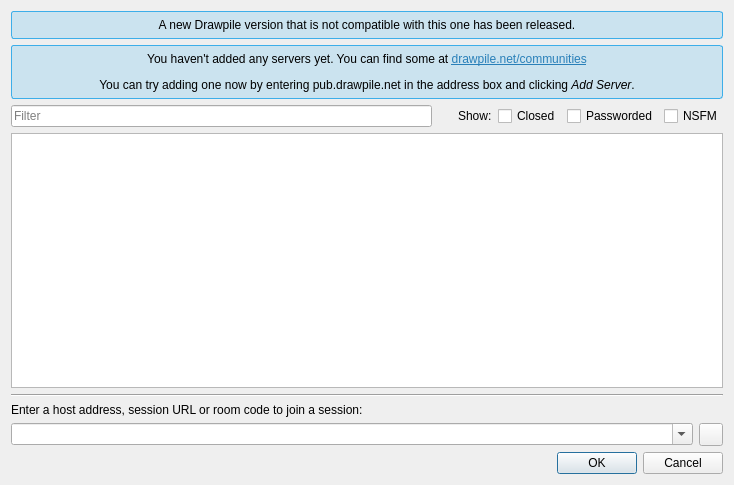
Above: src/desktop/ui/joindialog.ui from drawpile/Drawpile before the change. Below: the same form after it.
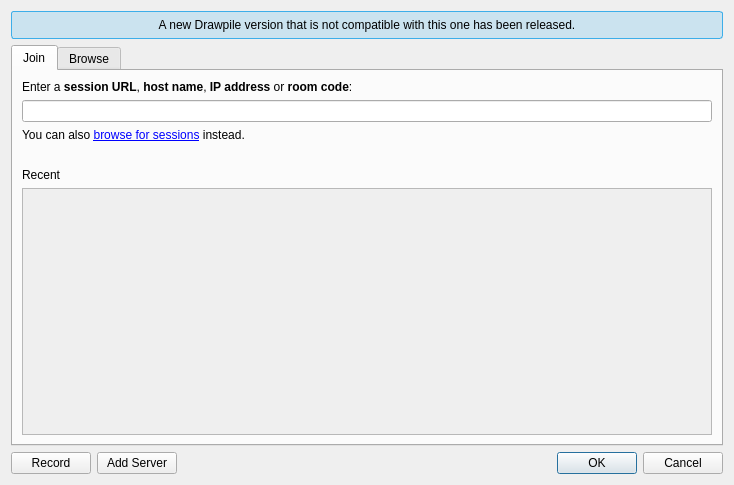
That is the form after the change. Icons and pictures are not drawn. Custom widgets are drawn as their Qt base class.

Commit message: Split up joining, browsing and server adding UI

What changed in the file:
```diff
--- a/src/desktop/ui/joindialog.ui
+++ b/src/desktop/ui/joindialog.ui
@@ -35,6 +35,87 @@
     </widget>
    </item>
    <item>
+    <widget class="QTabWidget" name="tabs">
+     <widget class="QWidget" name="joinTab">
+      <attribute name="title">
+       <string>Join</string>
+      </attribute>
+      <layout class="QVBoxLayout" name="verticalLayout_2">
+       <item>
+        <widget class="QLabel" name="urlLabel">
+         <property name="text">
+          <string>Enter a &lt;strong&gt;session URL&lt;/strong&gt;, &lt;strong&gt;host name&lt;/strong&gt;, &lt;strong&gt;IP address&lt;/strong&gt; or &lt;strong&gt;room code&lt;/strong&gt;:</string>
+         </property>
+         <property name="wordWrap">
+          <bool>true</bool>
+         </property>
+        </widget>
+       </item>
+       <item>
+        <widget class="QLineEdit" name="url"/>
+       </item>
+       <item>
+        <widget class="QLabel" name="browseLinkLabel">
+         <property name="text">
+          <string>&lt;html&gt;&lt;head/&gt;&lt;body&gt;&lt;p&gt;You can also &lt;a href=&quot;browse&quot;&gt;browse for sessions&lt;/a&gt; instead.&lt;/p&gt;&lt;/body&gt;&lt;/html&gt;</string>
+         </property>
+         <property name="textFormat">
+          <enum>Qt::RichText</enum>
+         </property>
+        </widget>
+       </item>
+       <item>
+        <spacer name="verticalSpacer">
+         <property name="orientation">
+          <enum>Qt::Vertical</enum>
+         </property>
+         <property name="sizeType">
+          <enum>QSizePolicy::Preferred</enum>
+         </property>
+         <property name="sizeHint" stdset="0">
+          <size>
+           <width>20</width>
+           <height>20</height>
+          </size>
+         </property>
+        </spacer>
+       </item>
+       <item>
+        <widget class="QLabel" name="recentLabel">
+         <property name="text">
+          <string>Recent</string>
+         </property>
+        </widget>
+       </item>
+       <item>
+        <widget class="QScrollArea" name="recentScrollArea">
+         <property name="horizontalScrollBarPolicy">
+          <enum>Qt::ScrollBarAlwaysOff</enum>
+         </property>
+         <property name="widgetResizable">
+          <bool>true</bool>
+         </property>
+         <widget class="QWidget" name="recentScrollAreaContents">
+          <property name="geometry">
+           <rect>
+            <x>0</x>
+            <y>0</y>
+            <width>692</width>
+            <height>220</height>
+           </rect>
+          </property>
+          <layout class="QVBoxLayout" name="recentScrollAreaLayout"/>
+         </widget>
+        </widget>
+       </item>
+      </layout>
+     </widget>
+     <widget class="QWidget" name="browseTab">
+      <attribute name="title">
+       <string>Browse</string>
+      </attribute>
+      <layout class="QVBoxLayout" name="verticalLayout">
+       <item>
     <widget class="QLabel" name="noListServersNotification">
      <property name="styleSheet">
       <string notr="true">background: #cbe3ef;
@@ -44,7 +125,7 @@
 padding: 6px;</string>
      </property>
      <property name="text">
-      <string>&lt;html&gt;&lt;head/&gt;&lt;body&gt;&lt;p&gt;You haven't added any servers yet. You can find some at &lt;a href=&quot;https://drawpile.net/communities/&quot;&gt;&lt;span style=&quot; text-decoration: underline; color:#2980b9;&quot;&gt;drawpile.net/communities&lt;/span&gt;&lt;/a&gt;&lt;/p&gt;&lt;p&gt;You can try adding one now by entering pub.drawpile.net in the address box and clicking &lt;span style=&quot; font-style:italic;&quot;&gt;Add Server&lt;/span&gt;.&lt;/p&gt;&lt;/body&gt;&lt;/html&gt;</string>
+          <string>&lt;html&gt;&lt;head/&gt;&lt;body&gt;&lt;p&gt;You haven't added any servers yet. You can find some at &lt;a href=&quot;https://drawpile.net/communities/&quot;&gt;&lt;span style=&quot; text-decoration: underline; color:#2980b9;&quot;&gt;drawpile.net/communities&lt;/span&gt;&lt;/a&gt;&lt;/p&gt;&lt;p&gt;You can try adding one by clicking &lt;span style=&quot; font-style:italic;&quot;&gt;Add Server&lt;/span&gt; and entering &lt;code&gt;pub.drawpile.net&lt;/code&gt;&lt;/p&gt;&lt;/body&gt;&lt;/html&gt;</string>
      </property>
      <property name="alignment">
       <set>Qt::AlignCenter</set>
@@ -55,7 +136,7 @@
     </widget>
    </item>
    <item>
-    <layout class="QHBoxLayout">
+        <layout class="QHBoxLayout" name="browseFilterLayout">
      <item>
       <widget class="QLineEdit" name="filter">
        <property name="placeholderText">
@@ -67,7 +148,7 @@
       </widget>
      </item>
      <item>
-      <spacer>
+          <spacer name="browseSpacer">
        <property name="orientation">
         <enum>Qt::Horizontal</enum>
        </property>
@@ -82,13 +163,6 @@
        </property>
       </spacer>
      </item>
-     <item>
-      <widget class="QLabel" name="filterLabel">
-       <property name="text">
-        <string>Show:</string>
-       </property>
-      </widget>
-     </item>
      <item>
       <widget class="QCheckBox" name="showClosed">
        <property name="text">
@@ -131,48 +205,19 @@
      </attribute>
     </widget>
    </item>
-   <item>
-    <widget class="Line" name="line">
-     <property name="orientation">
-      <enum>Qt::Horizontal</enum>
-     </property>
-    </widget>
-   </item>
-   <item>
-    <widget class="QLabel">
-     <property name="text">
-      <string>Enter a host address, session URL or room code to join a session:</string>
-     </property>
+      </layout>
+     </widget>
     </widget>
    </item>
    <item>
-    <layout class="QHBoxLayout">
+    <layout class="QHBoxLayout" name="buttonsLayout">
      <item>
-      <widget class="QComboBox" name="address">
-       <property name="sizePolicy">
-        <sizepolicy hsizetype="Expanding" vsizetype="Fixed">
-         <horstretch>0</horstretch>
-         <verstretch>0</verstretch>
-        </sizepolicy>
-       </property>
-       <property name="editable">
-        <bool>true</bool>
-       </property>
-       <property name="maxCount">
-        <number>20</number>
-       </property>
-       <property name="insertPolicy">
-        <enum>QComboBox::InsertAtTop</enum>
-       </property>
-       <property name="mandatoryfield" stdset="0">
-        <bool>true</bool>
-       </property>
-      </widget>
-     </item>
-     <item>
-      <widget class="QToolButton" name="autoRecord">
+      <widget class="QPushButton" name="autoRecord">
        <property name="toolTip">
-        <string>Record session</string>
+        <string>Start a recording when joining</string>
+       </property>
+       <property name="text">
+        <string>Record</string>
        </property>
        <property name="icon">
         <iconset theme="media-record">
@@ -183,7 +228,19 @@
        </property>
       </widget>
      </item>
-    </layout>
+     <item>
+      <widget class="QPushButton" name="addServer">
+       <property name="toolTip">
+        <string>Add a listing server so you can browse its sessions</string>
+       </property>
+       <property name="text">
+        <string>Add Server</string>
+       </property>
+       <property name="icon">
+        <iconset theme="list-add">
+         <normaloff>theme:list-add.svg</normaloff>theme:list-add.svg</iconset>
+       </property>
+      </widget>
    </item>
    <item>
     <widget class="QDialogButtonBox" name="buttons">
@@ -196,6 +253,8 @@
     </widget>
    </item>
   </layout>
+   </item>
+  </layout>
  </widget>
  <tabstops>
   <tabstop>address</tabstop>
```
Left out of the diff: 47 changed lines with no effect on the pictures. Lines whose indentation alone changed are shown as unchanged. The commit also changes 20 other files.
